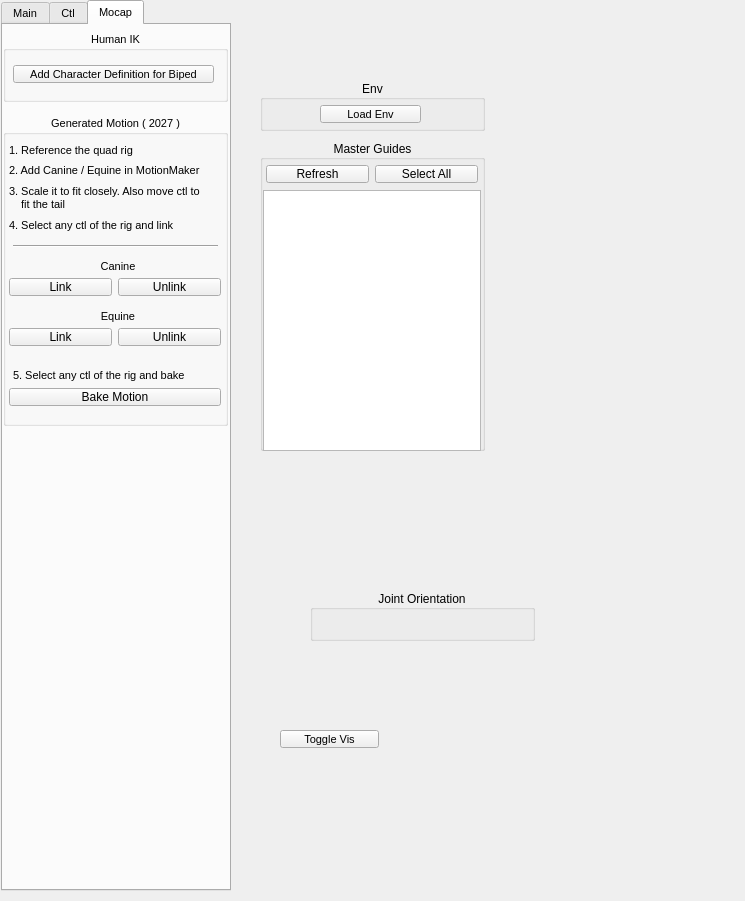
Above: nl_modules/nl_rigging_tools.ui from nickyliux/nl_rigging_tools before the change. Below: the same form after it.
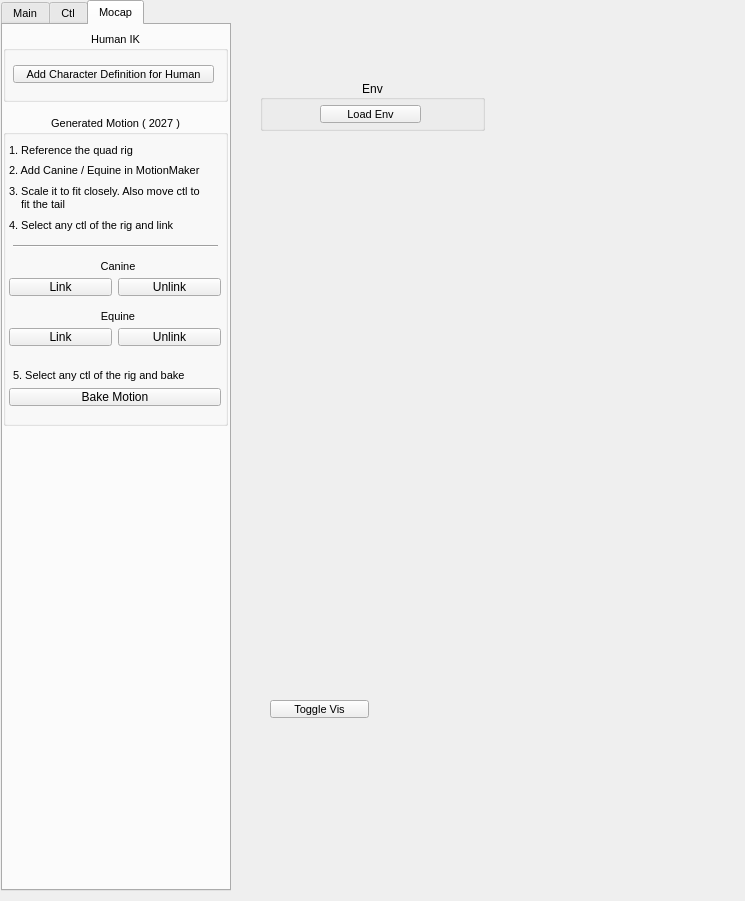
That is the form after the change. The open tabs and pages were chosen to show the change.

What changed in the file:
```diff
--- a/nl_modules/nl_rigging_tools.ui
+++ b/nl_modules/nl_rigging_tools.ui
@@ -5005,7 +5005,7 @@
        <string>Import Env Scene</string>
       </property>
       <property name="text">
-       <string>Add Character Definition for Biped</string>
+       <string>Add Character Definition for Human</string>
       </property>
      </widget>
     </widget>
@@ -5064,153 +5064,14 @@
     </property>
    </widget>
   </widget>
-  <widget class="QGroupBox" name="groupBox_12">
-   <property name="geometry">
-    <rect>
-     <x>260</x>
-     <y>140</y>
-     <width>225</width>
-     <height>311</height>
-    </rect>
-   </property>
-   <property name="title">
-    <string>Master Guides</string>
-   </property>
-   <property name="alignment">
-    <set>Qt::AlignCenter</set>
-   </property>
-   <property name="flat">
-    <bool>true</bool>
-   </property>
-   <widget class="QWidget" name="horizontalLayoutWidget_23">
-    <property name="geometry">
-     <rect>
-      <x>0</x>
-      <y>20</y>
-      <width>221</width>
-      <height>25</height>
-     </rect>
-    </property>
-    <layout class="QHBoxLayout" name="horizontalLayout_14">
-     <property name="spacing">
-      <number>6</number>
-     </property>
-     <property name="leftMargin">
-      <number>6</number>
-     </property>
-     <property name="topMargin">
-      <number>4</number>
-     </property>
-     <property name="rightMargin">
-      <number>3</number>
-     </property>
-     <item>
-      <widget class="QPushButton" name="refreshMG_BN">
-       <property name="minimumSize">
-        <size>
-         <width>0</width>
-         <height>0</height>
-        </size>
-       </property>
-       <property name="maximumSize">
-        <size>
-         <width>16777215</width>
-         <height>18</height>
-        </size>
-       </property>
-       <property name="font">
-        <font>
-         <family>Segoe UI</family>
-         <pointsize>9</pointsize>
-         <weight>50</weight>
-         <bold>false</bold>
-        </font>
-       </property>
-       <property name="toolTip">
-        <string/>
-       </property>
-       <property name="layoutDirection">
-        <enum>Qt::LeftToRight</enum>
-       </property>
-       <property name="text">
-        <string>Refresh</string>
-       </property>
-      </widget>
-     </item>
-     <item>
-      <widget class="QPushButton" name="selectAllMG_BN">
-       <property name="minimumSize">
-        <size>
-         <width>0</width>
-         <height>0</height>
-        </size>
-       </property>
-       <property name="maximumSize">
-        <size>
-         <width>16777215</width>
-         <height>18</height>
-        </size>
-       </property>
-       <property name="font">
-        <font>
-         <family>Segoe UI</family>
-         <pointsize>9</pointsize>
-         <weight>50</weight>
-         <bold>false</bold>
-        </font>
-       </property>
-       <property name="toolTip">
-        <string/>
-       </property>
-       <property name="layoutDirection">
-        <enum>Qt::LeftToRight</enum>
-       </property>
-       <property name="text">
-        <string>Select All</string>
-       </property>
-      </widget>
-     </item>
-    </layout>
-   </widget>
-   <widget class="QListWidget" name="masterGuide_LW">
-    <property name="geometry">
-     <rect>
-      <x>3</x>
-      <y>50</y>
-      <width>218</width>
-      <height>261</height>
-     </rect>
-    </property>
-    <property name="minimumSize">
-     <size>
-      <width>0</width>
-      <height>0</height>
-     </size>
-    </property>
-    <property name="font">
-     <font>
-      <family>Segoe UI</family>
-      <pointsize>8</pointsize>
-      <weight>75</weight>
-      <bold>true</bold>
-     </font>
-    </property>
-    <property name="selectionMode">
-     <enum>QAbstractItemView::SingleSelection</enum>
-    </property>
-    <property name="spacing">
-     <number>0</number>
-    </property>
-   </widget>
-  </widget>
   <widget class="QPushButton" name="toggleTweak_BN">
    <property name="enabled">
     <bool>true</bool>
    </property>
    <property name="geometry">
     <rect>
-     <x>280</x>
-     <y>730</y>
+     <x>270</x>
+     <y>700</y>
      <width>99</width>
      <height>18</height>
     </rect>
@@ -5245,25 +5106,6 @@
     <string>Toggle Vis</string>
    </property>
   </widget>
-  <widget class="QGroupBox" name="groupBox_13">
-   <property name="geometry">
-    <rect>
-     <x>310</x>
-     <y>590</y>
-     <width>225</width>
-     <height>51</height>
-    </rect>
-   </property>
-   <property name="title">
-    <string>Joint Orientation</string>
-   </property>
-   <property name="alignment">
-    <set>Qt::AlignCenter</set>
-   </property>
-   <property name="flat">
-    <bool>true</bool>
-   </property>
-  </widget>
  </widget>
  <resources/>
  <connections/>
```
